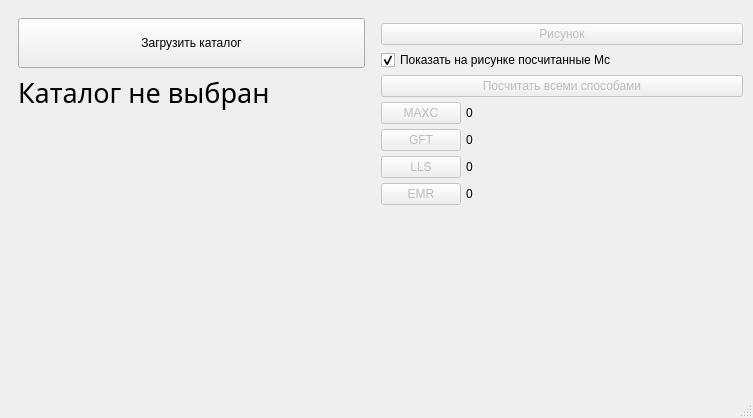
Qt form GUI/predst.ui (Piskanaft/Magnitude-of-Completeness) before a commit.
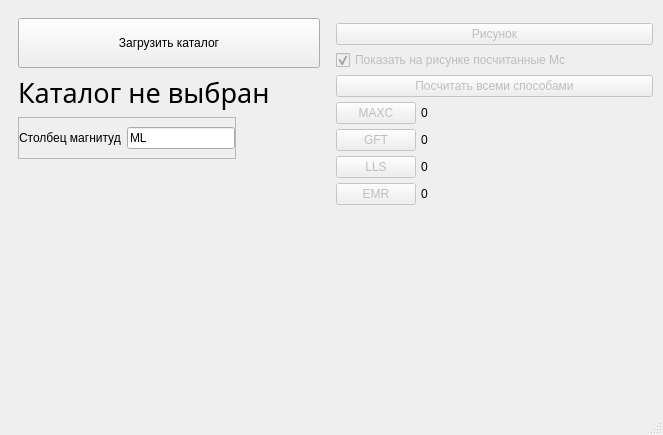
The same form after that commit. Icons and pictures are not drawn.

Commit message: fixing sheets buttons when catalog is changed

What changed in the file:
```diff
--- a/GUI/predst.ui
+++ b/GUI/predst.ui
@@ -6,8 +6,8 @@
    <rect>
     <x>0</x>
     <y>0</y>
-    <width>753</width>
-    <height>418</height>
+    <width>663</width>
+    <height>435</height>
    </rect>
   </property>
   <property name="minimumSize">
@@ -105,6 +105,62 @@
            </property>
           </widget>
          </item>
+         <item alignment="Qt::AlignLeft">
+          <widget class="QFrame" name="frame">
+           <property name="frameShape">
+            <enum>QFrame::StyledPanel</enum>
+           </property>
+           <property name="frameShadow">
+            <enum>QFrame::Raised</enum>
+           </property>
+           <layout class="QHBoxLayout" name="horizontalLayout_2">
+            <property name="spacing">
+             <number>6</number>
+            </property>
+            <property name="leftMargin">
+             <number>0</number>
+            </property>
+            <property name="rightMargin">
+             <number>0</number>
+            </property>
+            <item>
+             <widget class="QLabel" name="Mag_column_label">
+              <property name="sizePolicy">
+               <sizepolicy hsizetype="Expanding" vsizetype="Preferred">
+                <horstretch>0</horstretch>
+                <verstretch>0</verstretch>
+               </sizepolicy>
+              </property>
+              <property name="text">
+               <string>Столбец магнитуд</string>
+              </property>
+             </widget>
+            </item>
+            <item>
+             <widget class="QLineEdit" name="Mag_column_lineedit">
+              <property name="enabled">
+               <bool>true</bool>
+              </property>
+              <property name="sizePolicy">
+               <sizepolicy hsizetype="Minimum" vsizetype="Fixed">
+                <horstretch>0</horstretch>
+                <verstretch>0</verstretch>
+               </sizepolicy>
+              </property>
+              <property name="text">
+               <string>ML</string>
+              </property>
+              <property name="maxLength">
+               <number>32762</number>
+              </property>
+              <property name="clearButtonEnabled">
+               <bool>false</bool>
+              </property>
+             </widget>
+            </item>
+           </layout>
+          </widget>
+         </item>
          <item>
           <widget class="QLabel" name="available_sheets_label">
            <property name="enabled">
@@ -120,8 +176,8 @@
             <font>
              <family>Consolas</family>
              <pointsize>10</pointsize>
-             <weight>75</weight>
-             <bold>true</bold>
+             <weight>50</weight>
+             <bold>false</bold>
             </font>
            </property>
            <property name="text">
@@ -217,6 +273,9 @@
          </item>
          <item>
           <widget class="QCheckBox" name="show_mc_on_graph_checkbox">
+           <property name="enabled">
+            <bool>false</bool>
+           </property>
            <property name="text">
             <string>Показать на рисунке посчитанные Mc</string>
            </property>
```
Left out of the diff: 6 changed lines with no effect on the pictures. The commit also changes 4 other files.
